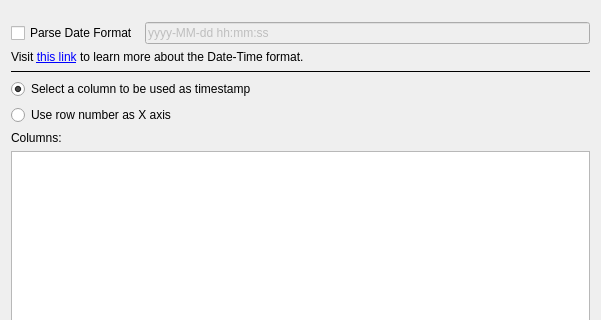
Qt form plotjuggler_plugins/DataLoadParquet/dataload_parquet.ui (facontidavide/plotjuggler-release) before a commit; both pictures show x 0 to 601 and y 0 to 320 of the 601 by 537 pixel window.
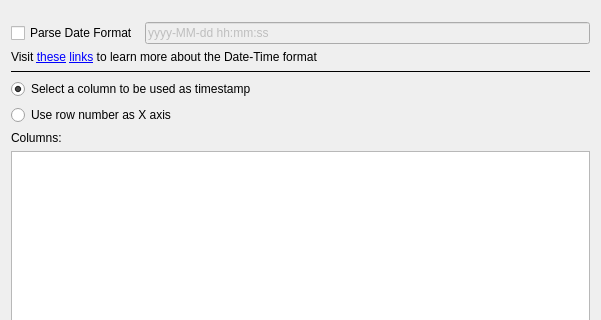
The same form after that commit.

```diff
--- a/plotjuggler_plugins/DataLoadParquet/dataload_parquet.ui
+++ b/plotjuggler_plugins/DataLoadParquet/dataload_parquet.ui
@@ -52,7 +52,7 @@
      <item>
       <widget class="QLabel" name="label_4">
        <property name="text">
-        <string>&lt;html&gt;&lt;head/&gt;&lt;body&gt;&lt;p&gt;Visit &lt;a href=&quot;https://doc.qt.io/qt-5/qtime.html#toString&quot;&gt;&lt;span style=&quot; text-decoration: underline; color:#0000ff;&quot;&gt;this link&lt;/span&gt;&lt;/a&gt; to learn more about the Date-Time format.&lt;/p&gt;&lt;/body&gt;&lt;/html&gt;</string>
+        <string>&lt;html&gt;&lt;head/&gt;&lt;body&gt;&lt;p&gt;Visit &lt;a href=&quot;https://doc.qt.io/qt-5/qtime.html#toString&quot;&gt;&lt;span style=&quot; text-decoration: underline; color:#0000ff;&quot;&gt;these&lt;/span&gt;&lt;/a&gt; &lt;a href=&quot;https://doc.qt.io/qt-5/qdate.html#fromString-2&quot;&gt;&lt;span style=&quot; text-decoration: underline; color:#0000ff;&quot;&gt;links&lt;/span&gt;&lt;/a&gt; to learn more about the Date-Time format&lt;/p&gt;&lt;/body&gt;&lt;/html&gt;</string>
        </property>
       </widget>
      </item>
```
